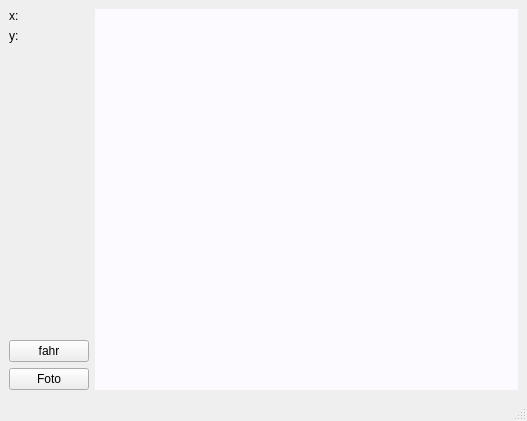
Above: MainGUI/MainGUI/mainwindow.ui from v-usatikov/microscope_controller before the change. Below: the same form after it.
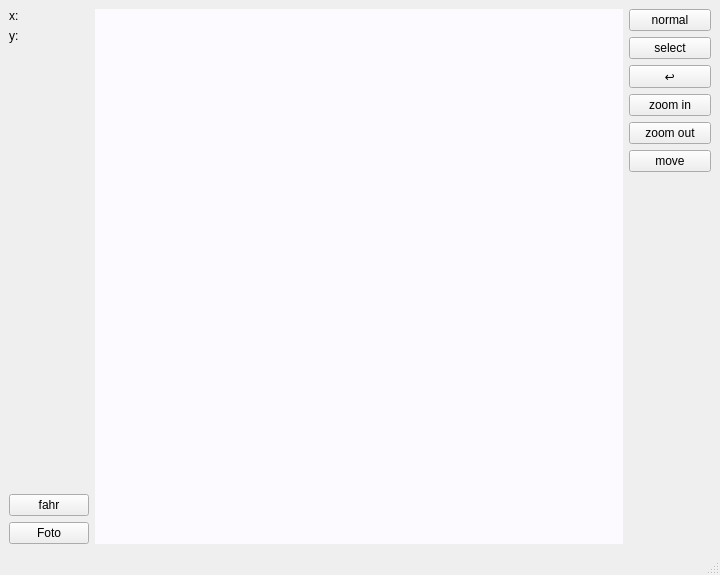
That is the form after the change.

Patch:
```diff
--- a/MainGUI/MainGUI/mainwindow.ui
+++ b/MainGUI/MainGUI/mainwindow.ui
@@ -6,8 +6,8 @@
    <rect>
     <x>0</x>
     <y>0</y>
-    <width>527</width>
-    <height>421</height>
+    <width>720</width>
+    <height>575</height>
    </rect>
   </property>
   <property name="windowTitle">
@@ -114,6 +114,8 @@
      </layout>
     </item>
     <item>
+     <layout class="QVBoxLayout" name="verticalLayout_3">
+      <item>
      <widget class="QWidget" name="widget" native="true">
       <property name="sizePolicy">
        <sizepolicy hsizetype="Expanding" vsizetype="Expanding">
@@ -189,6 +191,157 @@
        <bool>true</bool>
       </property>
      </widget>
+      </item>
+     </layout>
+    </item>
+    <item>
+     <layout class="QVBoxLayout" name="verticalLayout_2">
+      <item>
+       <widget class="QPushButton" name="normalButton">
+        <property name="sizePolicy">
+         <sizepolicy hsizetype="Fixed" vsizetype="Fixed">
+          <horstretch>0</horstretch>
+          <verstretch>0</verstretch>
+         </sizepolicy>
+        </property>
+        <property name="minimumSize">
+         <size>
+          <width>82</width>
+          <height>0</height>
+         </size>
+        </property>
+        <property name="text">
+         <string>normal</string>
+        </property>
+       </widget>
+      </item>
+      <item>
+       <widget class="QPushButton" name="selectButton">
+        <property name="sizePolicy">
+         <sizepolicy hsizetype="Fixed" vsizetype="Fixed">
+          <horstretch>0</horstretch>
+          <verstretch>0</verstretch>
+         </sizepolicy>
+        </property>
+        <property name="minimumSize">
+         <size>
+          <width>82</width>
+          <height>0</height>
+         </size>
+        </property>
+        <property name="text">
+         <string>select</string>
+        </property>
+       </widget>
+      </item>
+      <item>
+       <widget class="QPushButton" name="zoomoffButton">
+        <property name="sizePolicy">
+         <sizepolicy hsizetype="Fixed" vsizetype="Fixed">
+          <horstretch>0</horstretch>
+          <verstretch>0</verstretch>
+         </sizepolicy>
+        </property>
+        <property name="minimumSize">
+         <size>
+          <width>82</width>
+          <height>0</height>
+         </size>
+        </property>
+        <property name="text">
+         <string>↩️</string>
+        </property>
+       </widget>
+      </item>
+      <item>
+       <widget class="QPushButton" name="zoominButton">
+        <property name="sizePolicy">
+         <sizepolicy hsizetype="Fixed" vsizetype="Fixed">
+          <horstretch>0</horstretch>
+          <verstretch>0</verstretch>
+         </sizepolicy>
+        </property>
+        <property name="minimumSize">
+         <size>
+          <width>82</width>
+          <height>0</height>
+         </size>
+        </property>
+        <property name="maximumSize">
+         <size>
+          <width>82</width>
+          <height>16777215</height>
+         </size>
+        </property>
+        <property name="text">
+         <string>zoom in</string>
+        </property>
+       </widget>
+      </item>
+      <item>
+       <widget class="QPushButton" name="zoomoutButton">
+        <property name="sizePolicy">
+         <sizepolicy hsizetype="Fixed" vsizetype="Fixed">
+          <horstretch>0</horstretch>
+          <verstretch>0</verstretch>
+         </sizepolicy>
+        </property>
+        <property name="minimumSize">
+         <size>
+          <width>82</width>
+          <height>0</height>
+         </size>
+        </property>
+        <property name="maximumSize">
+         <size>
+          <width>82</width>
+          <height>16777215</height>
+         </size>
+        </property>
+        <property name="text">
+         <string>zoom out</string>
+        </property>
+       </widget>
+      </item>
+      <item>
+       <widget class="QPushButton" name="moveButton">
+        <property name="sizePolicy">
+         <sizepolicy hsizetype="Fixed" vsizetype="Fixed">
+          <horstretch>0</horstretch>
+          <verstretch>0</verstretch>
+         </sizepolicy>
+        </property>
+        <property name="minimumSize">
+         <size>
+          <width>82</width>
+          <height>0</height>
+         </size>
+        </property>
+        <property name="maximumSize">
+         <size>
+          <width>82</width>
+          <height>16777215</height>
+         </size>
+        </property>
+        <property name="text">
+         <string>move</string>
+        </property>
+       </widget>
+      </item>
+      <item>
+       <spacer name="verticalSpacer_2">
+        <property name="orientation">
+         <enum>Qt::Vertical</enum>
+        </property>
+        <property name="sizeHint" stdset="0">
+         <size>
+          <width>20</width>
+          <height>40</height>
+         </size>
+        </property>
+       </spacer>
+      </item>
+     </layout>
     </item>
    </layout>
   </widget>
```
Lines whose indentation alone changed are shown as unchanged.
